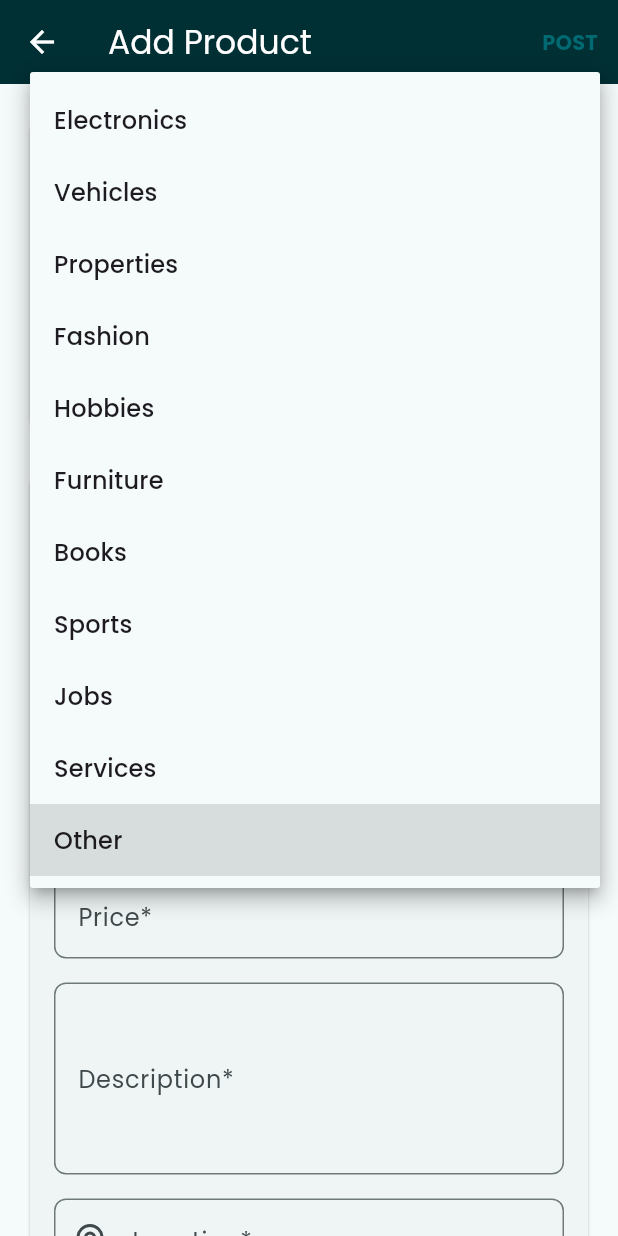
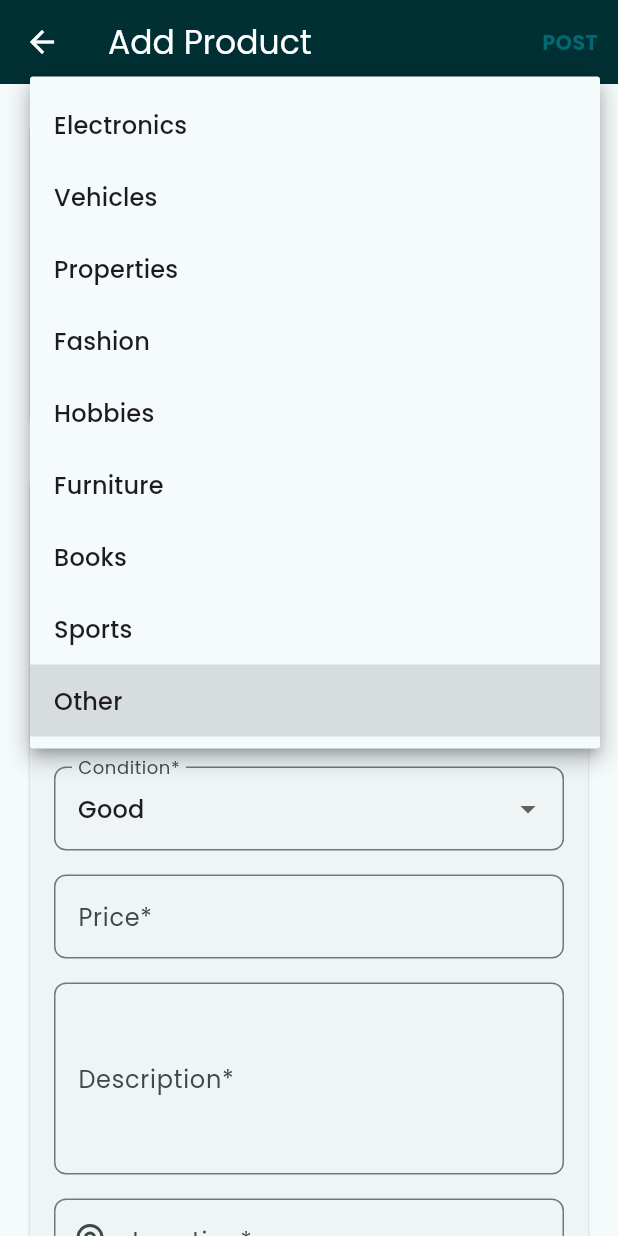
Before and after one commit to marvickps/Rebuy, a Flutter app: the AddProductScreen screen opened by its route, after a tap on "Other", on a phone screen of 412 x 824 dp. Run offline on Flutter 3.47's test engine with Material 3 defaults, Android fonts, the phone set to English and light mode, and no system bars; our stand-ins replace cached_network_image, cloud_firestore, firebase_auth, firebase_core, firebase_storage, google_fonts and 4 more; accounts and stored records are empty.

Commit message:
minor changes

```diff
--- a/lib/models/product_model.dart
+++ b/lib/models/product_model.dart
@@ -9,8 +9,6 @@ enum ProductCategory {
   furniture,
   books,
   sports,
-  jobs,
-  services,
   other,
 }
 
@@ -189,10 +187,6 @@ class ProductModel {
         return 'Books';
       case ProductCategory.sports:
         return 'Sports';
-      case ProductCategory.jobs:
-        return 'Jobs';
-      case ProductCategory.services:
-        return 'Services';
       case ProductCategory.other:
         return 'Other';
     }
--- a/lib/providers/product_provider.dart
+++ b/lib/providers/product_provider.dart
@@ -25,10 +25,7 @@ extension ProductCategoryExtension on ProductCategory {
         return 'Books';
       case ProductCategory.sports:
         return 'Sports';
-      case ProductCategory.jobs:
-        return 'Jobs';
-      case ProductCategory.services:
-        return 'Services';
+
       case ProductCategory.other:
         return 'Other';
     }
--- a/lib/screens/product/add_product_screen.dart
+++ b/lib/screens/product/add_product_screen.dart
@@ -596,10 +596,6 @@ class _AddProductScreenState extends State<AddProductScreen> {
         return 'Books';
       case ProductCategory.sports:
         return 'Sports';
-      case ProductCategory.jobs:
-        return 'Jobs';
-      case ProductCategory.services:
-        return 'Services';
       case ProductCategory.other:
         return 'Other';
     }
```
Also changed, not shown: 1 other file.
